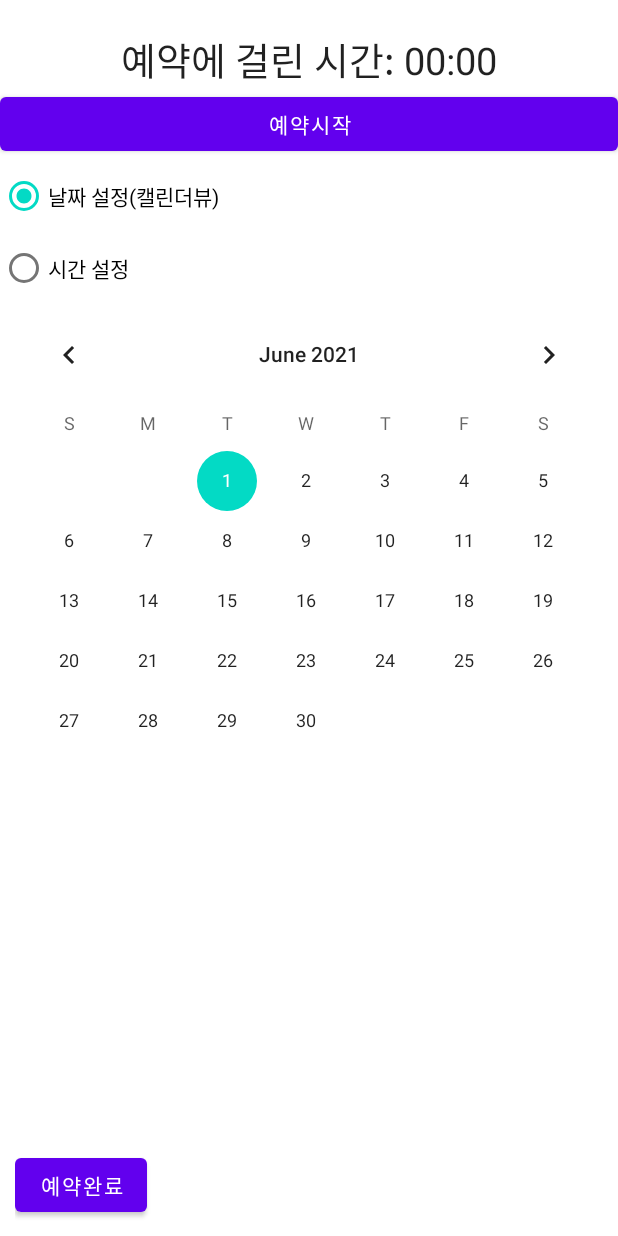
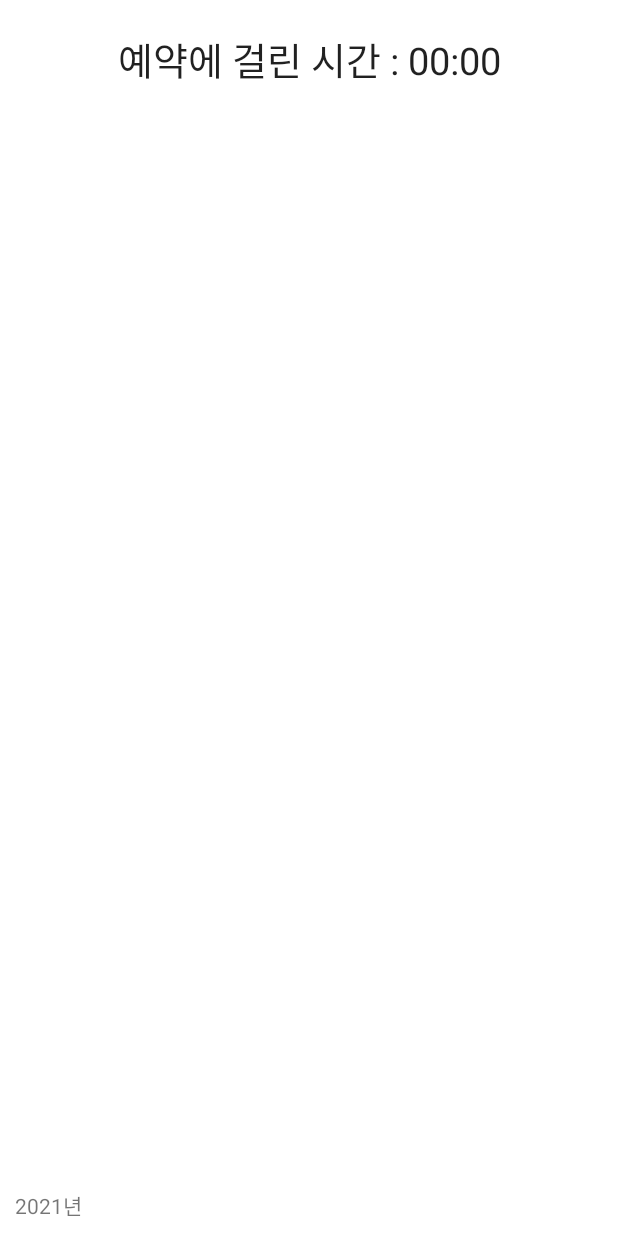
Before and after one commit to Ohminjung0804/android_Chapter6, an Android app: the layout p6_1.xml on its own in the app's theme, with its tools: preview values and no code run, on a phone screen of 412 x 824 dp. Run offline under Robolectric (Android 15) with nearby library versions, the phone set to English and light mode, and no system bars.

Commit message:
Completion Project 6_1 final_commit

```diff
--- a/app/src/main/res/layout/p6_1.xml
+++ b/app/src/main/res/layout/p6_1.xml
@@ -1,29 +1,29 @@
 <?xml version="1.0" encoding="utf-8"?>
-<LinearLayout xmlns:android="http://schemas.android.com/apk/res/android"
+<LinearLayout
+    xmlns:android="http://schemas.android.com/apk/res/android"
     android:orientation="vertical"
     android:layout_width="match_parent"
     android:layout_height="match_parent">
     <Chronometer
-        android:id="@+id/chrono1"
+        android:id="@+id/chorono1"
         android:layout_width="match_parent"
         android:layout_height="wrap_content"
         android:gravity="center_horizontal"
         android:textSize="25sp"
         android:layout_marginTop="20dp"
-        android:format="예약에 걸린 시간: %s"/>
-
-    <Button
-        android:id="@+id/btn_start"
-        android:layout_width="match_parent"
-        android:layout_height="wrap_content"
-        android:text="@string/btn_start"/>
+        android:format="예약에 걸린 시간 : %s"/>
+    <!--    <Button-->
+    <!--        android:id="@+id/btn_start"-->
+    <!--        android:layout_width="match_parent"-->
+    <!--        android:layout_height="wrap_content"-->
+    <!--        android:text="@string/btn_start"/>-->
     <RadioGroup
         android:id="@+id/rg"
+        android:visibility="invisible"
         android:layout_width="wrap_content"
         android:layout_height="wrap_content">
         <RadioButton
             android:id="@+id/radio_date"
-            android:checked="true"
             android:layout_width="wrap_content"
             android:layout_height="wrap_content"
             android:text="@string/radio_data"/>
@@ -36,8 +36,10 @@
     <FrameLayout
         android:layout_width="match_parent"
         android:layout_height="wrap_content">
-        <CalendarView
-            android:id="@+id/calendar"
+        <DatePicker
+            android:visibility="invisible"
+            android:datePickerMode="spinner"
+            android:id="@+id/date_pick"
             android:layout_width="match_parent"
             android:layout_height="wrap_content"/>
         <TimePicker
@@ -54,13 +56,14 @@
         android:layout_marginLeft="10dp"
         android:layout_width="match_parent"
         android:layout_height="match_parent">
-        <Button
-            android:id="@+id/btn_done"
-            android:layout_width="wrap_content"
-            android:layout_height="wrap_content"
-            android:text="@string/btn_done"/>
+        <!--        <Button-->
+        <!--            android:id="@+id/btn_done"-->
+        <!--            android:layout_width="wrap_content"-->
+        <!--            android:layout_height="wrap_content"-->
+        <!--            android:text="@string/btn_done"/>-->
         <TextView
             android:id="@+id/text_result"
+            android:text="2021년"
             android:layout_width="match_parent"
             android:layout_height="wrap_content"/>
     </LinearLayout>
```
Also changed, not shown: app/src/main/java/kr/hs/emirim/w2009/chapter6_1/MainActivity.java (+74 -36 lines).
